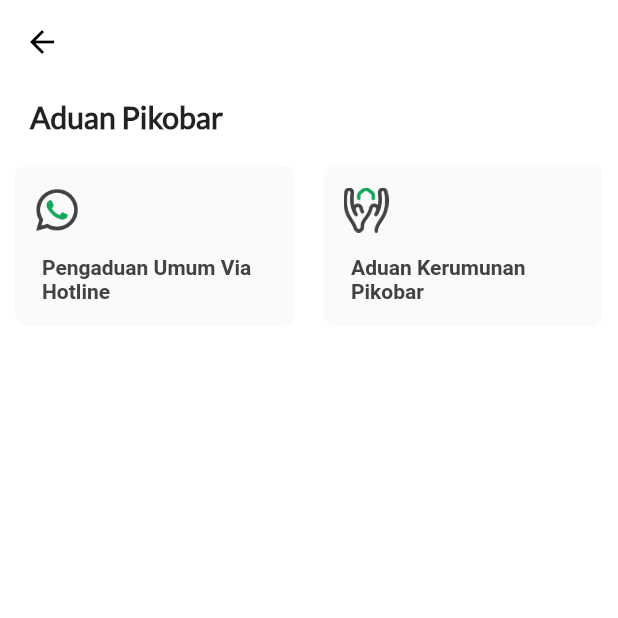
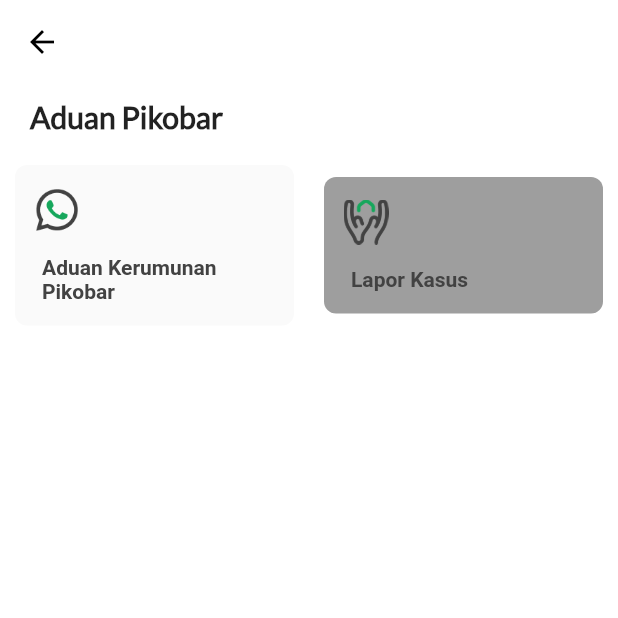
Before and after one commit to jabardigitalservice/pikobar-flutter, a Flutter app: the ComplaintsMenuScreen screen opened directly with empty values, on a phone screen of 412 x 824 dp, the top half of it. Run offline on Flutter 3.47's test engine with Material 2 defaults, Android fonts, the phone set to English and light mode, and no system bars; our stand-ins replace bloc, bubble_tab_indicator, cached_network_image, carousel_slider, cloud_firestore, device_info and 33 more; missing offline and left inert: app_settings, apple_sign_in, background_fetch, bottom_navigation_badge, esys_flutter_share, firebase_in_app_messaging and 9 more; accounts and stored records are empty.

Commit message:
Integration remote config to aduan sub-menu

```diff
--- a/lib/constants/Analytics.dart
+++ b/lib/constants/Analytics.dart
@@ -141,4 +141,9 @@ class Analytics {
   static String contactHistorySaved = "riwayat_kontak_baru_tersimpan";
   static String contactHistoryFailed = "riwayat_kontak_baru_gagal";
 
+
+  static String crowdReport = "tapped_lapor_kerumunan";
+
+
+
 }
--- a/lib/constants/Dictionary.dart
+++ b/lib/constants/Dictionary.dart
@@ -44,7 +44,7 @@ class Dictionary {
   static String emptyDataPhoneBookDesc =
       'Nomor atau kota yang Anda cari sepertinya tidak ada dalam data kami, silahkan hubungi nomor atau kota lainnya.';
   static String nomorDarurat = 'Detail Nomor Darurat';
-  static String generalComplaints = 'Pengaduan Umum Via Hotline';
+  static String bansosComplaints = 'Aduan Bansos Pikobar';
   static String crowdComplaints = 'Aduan Kerumunan Pikobar';
   static String odp = 'ODP';
   static String pdp = 'PDP';
--- a/lib/screens/home/components/ComplaintsMenuScreen.dart
+++ b/lib/screens/home/components/ComplaintsMenuScreen.dart
@@ -1,3 +1,4 @@
+import 'package:firebase_remote_config/firebase_remote_config.dart';
 import 'package:flutter/material.dart';
 import 'package:pikobar_flutter/components/CustomAppBar.dart';
 import 'package:pikobar_flutter/constants/Analytics.dart';
@@ -5,15 +6,19 @@ import 'package:pikobar_flutter/constants/Colors.dart';
 import 'package:pikobar_flutter/constants/Dictionary.dart';
 import 'package:pikobar_flutter/constants/FontsFamily.dart';
 import 'package:pikobar_flutter/constants/UrlThirdParty.dart';
+import 'package:pikobar_flutter/constants/firebaseConfig.dart';
 import 'package:pikobar_flutter/environment/Environment.dart';
+import 'package:pikobar_flutter/repositories/RemoteConfigRepository.dart';
 import 'package:pikobar_flutter/utilities/AnalyticsHelper.dart';
 import 'package:pikobar_flutter/utilities/OpenChromeSapariBrowser.dart';
+import 'package:pikobar_flutter/utilities/RemoteConfigHelper.dart';
 import 'package:pikobar_flutter/utilities/launchExternal.dart';
 
 class ComplaintsMenuScreen extends StatelessWidget {
   final String complaintsUrl;
 
-  const ComplaintsMenuScreen({Key key, @required this.complaintsUrl}) : super(key: key);
+  const ComplaintsMenuScreen({Key key, @required this.complaintsUrl})
+      : super(key: key);
 
   @override
   Widget build(BuildContext context) {
@@ -23,7 +28,13 @@ class ComplaintsMenuScreen extends StatelessWidget {
           title: Dictionary.pikobarComplaints,
         ),
         backgroundColor: Colors.white,
-        body: Column(
+        body: FutureBuilder<RemoteConfig>(
+          future: RemoteConfigRepository().setupRemoteConfig(),
+          builder: (context, snapshot) {
+            bool isReady = snapshot.connectionState == ConnectionState.done &&
+                snapshot.hasData;
+
+            return Column(
               crossAxisAlignment: CrossAxisAlignment.start,
               children: [
                 Padding(
@@ -41,20 +52,29 @@ class ComplaintsMenuScreen extends StatelessWidget {
                     _buildButtonMenu(
                         context,
                         '${Environment.iconAssets}whatsapp.png',
-                    Dictionary.generalComplaints, () async {
+                        Dictionary.crowdComplaints, () async {
                       await launchExternal(kUrlPikobarHotline);
-                    await AnalyticsHelper.setLogEvent(Analytics.tappedphoneBookEmergencyWa);
+                      await AnalyticsHelper.setLogEvent(
+                          Analytics.crowdReport);
                     }),
                     _buildButtonMenu(
                         context,
                         '${Environment.iconAssets}menu_logistik.png',
-                    Dictionary.crowdComplaints, () async {
+                        isReady
+                            ? RemoteConfigHelper.getString(
+                            remoteConfig: snapshot.data,
+                            firebaseConfig: FirebaseConfig.reportCaption,
+                            defaultValue: Dictionary.bansosComplaints)
+                            : Dictionary.bansosComplaints, isReady && !snapshot.data.getBool(FirebaseConfig.reportEnabled) ? null : () async {
                       await openChromeSafariBrowser(url: complaintsUrl);
-                  await AnalyticsHelper.setLogEvent(Analytics.tappedCaseReport);
+                      await AnalyticsHelper.setLogEvent(
+                          Analytics.tappedCaseReport);
                     })
                   ],
                 )
               ],
+            );
+          },
         ));
   }
 
```
Lines whose indentation alone changed are shown as unchanged.
